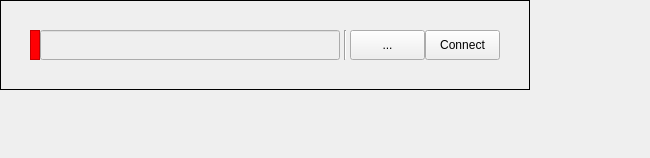
Before: the Qt Designer form menus/words_menu/Words_Item_Widget.ui in JoaoCarlosNascimento/HandSignLanguage, drawn with Qt 5.
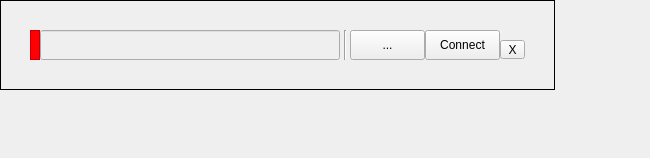
After: the same form once the commit is applied.

Patch:
```diff
--- a/menus/words_menu/Words_Item_Widget.ui
+++ b/menus/words_menu/Words_Item_Widget.ui
@@ -33,7 +33,7 @@
     <rect>
      <x>0</x>
      <y>0</y>
-     <width>530</width>
+     <width>555</width>
      <height>90</height>
     </rect>
    </property>
@@ -147,6 +147,19 @@
      <string>Connect</string>
     </property>
    </widget>
+   <widget class="QToolButton" name="bt_delete">
+    <property name="geometry">
+     <rect>
+      <x>500</x>
+      <y>40</y>
+      <width>25</width>
+      <height>19</height>
+     </rect>
+    </property>
+    <property name="text">
+     <string>X</string>
+    </property>
+   </widget>
   </widget>
  </widget>
  <resources/>
```
Left out of the diff: 2 changed lines with no effect on the pictures.
